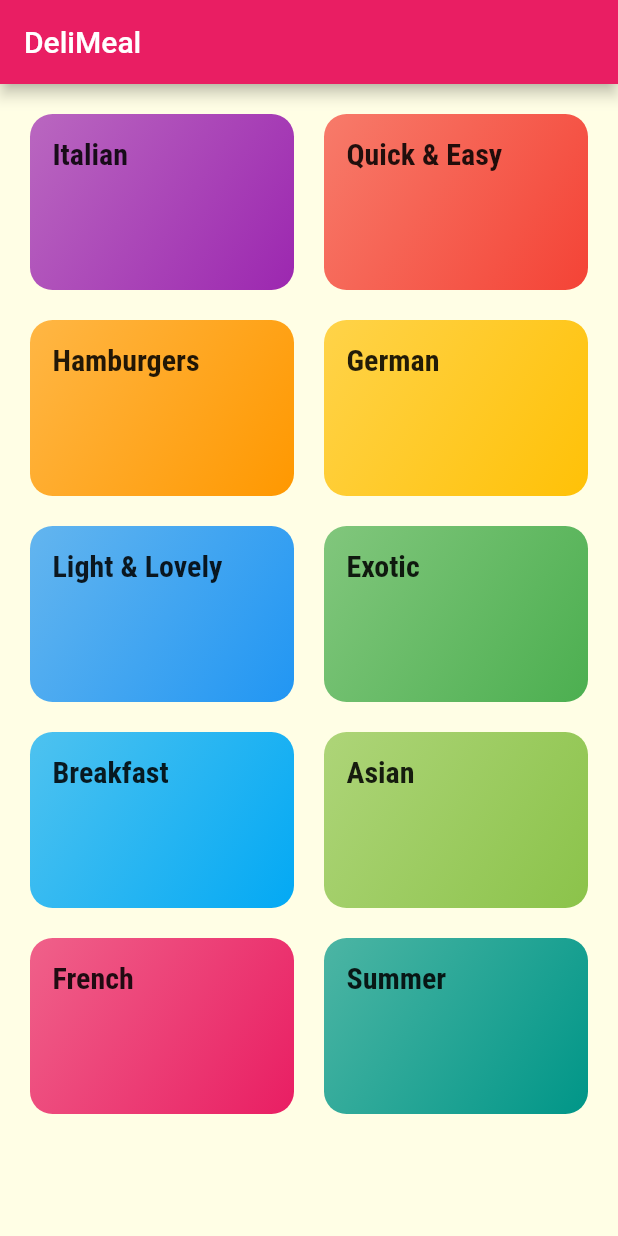
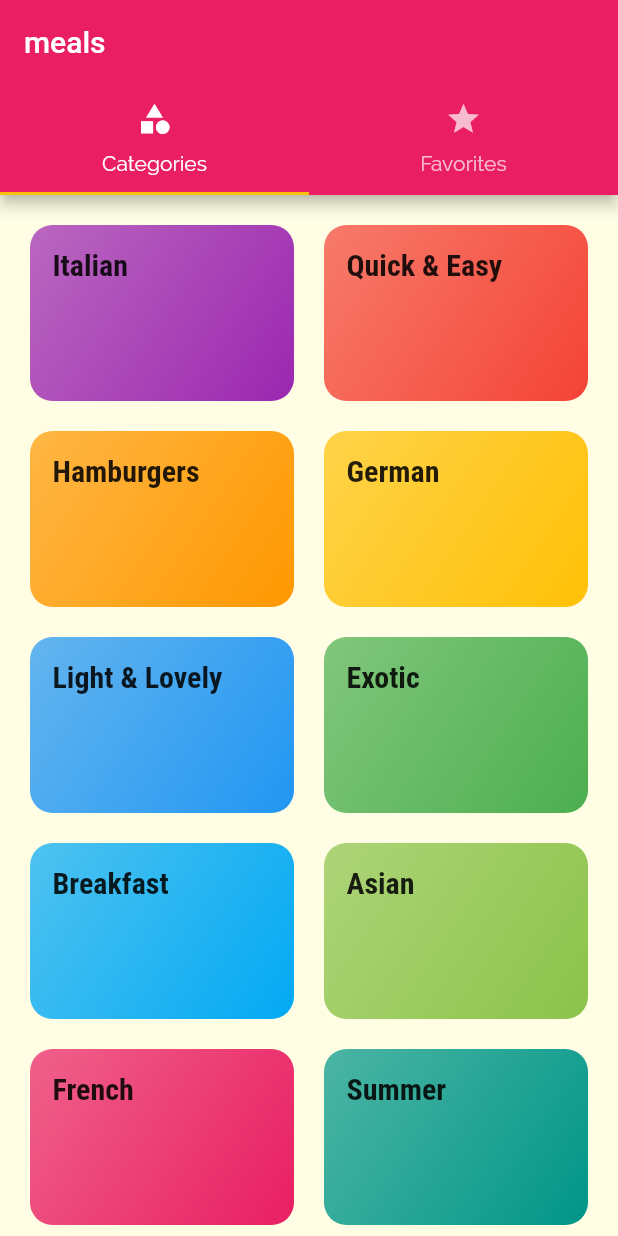
Before and after one commit to Industrylaud/meals_app, a Flutter app: the screen it shows after launch, on a phone screen of 412 x 824 dp. Run offline on Flutter 3.47's test engine with Material 2 defaults, Android fonts, the phone set to English and light mode, and no system bars.

Commit message:
add tabs screen

```diff
--- a/lib/main.dart
+++ b/lib/main.dart
@@ -2,6 +2,7 @@ import 'package:flutter/material.dart';
 import 'screens/categories_screen.dart';
 import 'screens/category_meals_screen.dart';
 import 'screens/meal_detail_screen.dart';
+import 'screens/tabs_screen.dart';
 
 void main() => runApp(MyApp());
 
@@ -32,7 +33,7 @@ class MyApp extends StatelessWidget {
       //home: CategoriesScreen(),
       initialRoute: '/',
       routes: {
-        '/': (ctx) => CategoriesScreen(),
+        '/': (ctx) => TabsScreen(),
         CategoryMealsScreen.routeName: (ctx) => CategoryMealsScreen(),
         MealDetailScreen.routeName: (ctx) => MealDetailScreen(),
       },
--- a/lib/screens/categories_screen.dart
+++ b/lib/screens/categories_screen.dart
@@ -8,11 +8,7 @@ class CategoriesScreen extends StatelessWidget {
 
   @override
   Widget build(BuildContext context) {
-    return Scaffold(
-      appBar: AppBar(
-        title: const Text('DeliMeal'),
-      ),
-      body: GridView(
+    return GridView(
       padding: EdgeInsets.all(20),
       children: DUMMY_CATEGORIES
           .map((e) => CategoryItem(
@@ -27,7 +23,6 @@ class CategoriesScreen extends StatelessWidget {
         crossAxisSpacing: 20,
         mainAxisSpacing: 20,
       ),
-      ),
     );
   }
 }
--- /dev/null
+++ b/lib/screens/favorites_screen.dart
@@ -0,0 +1,12 @@
+import 'package:flutter/material.dart';
+
+class FavoritesScreen extends StatelessWidget {
+  const FavoritesScreen({Key key}) : super(key: key);
+
+  @override
+  Widget build(BuildContext context) {
+    return Center(
+      child: Text('The Favorites'),
+    );
+  }
+}
--- /dev/null
+++ b/lib/screens/tabs_screen.dart
@@ -0,0 +1,43 @@
+import 'package:flutter/material.dart';
+
+import 'categories_screen.dart';
+import 'favorites_screen.dart';
+
+class TabsScreen extends StatefulWidget {
+  const TabsScreen({Key key}) : super(key: key);
+
+  @override
+  State<TabsScreen> createState() => _TabsScreenState();
+}
+
+class _TabsScreenState extends State<TabsScreen> {
+  @override
+  Widget build(BuildContext context) {
+    return DefaultTabController(
+      length: 2,
+      child: Scaffold(
+        appBar: AppBar(
+          title: Text('meals'),
+          bottom: TabBar(
+            tabs: [
+              Tab(
+                icon: Icon(Icons.category),
+                text: 'Categories',
+              ),
+              Tab(
+                icon: Icon(Icons.star),
+                text: 'Favorites',
+              ),
+            ],
+          ),
+        ),
+        body: TabBarView(
+          children: [
+            CategoriesScreen(),
+            FavoritesScreen(),
+          ],
+        ),
+      ),
+    );
+  }
+}
```
Lines whose indentation alone changed are shown as unchanged.
